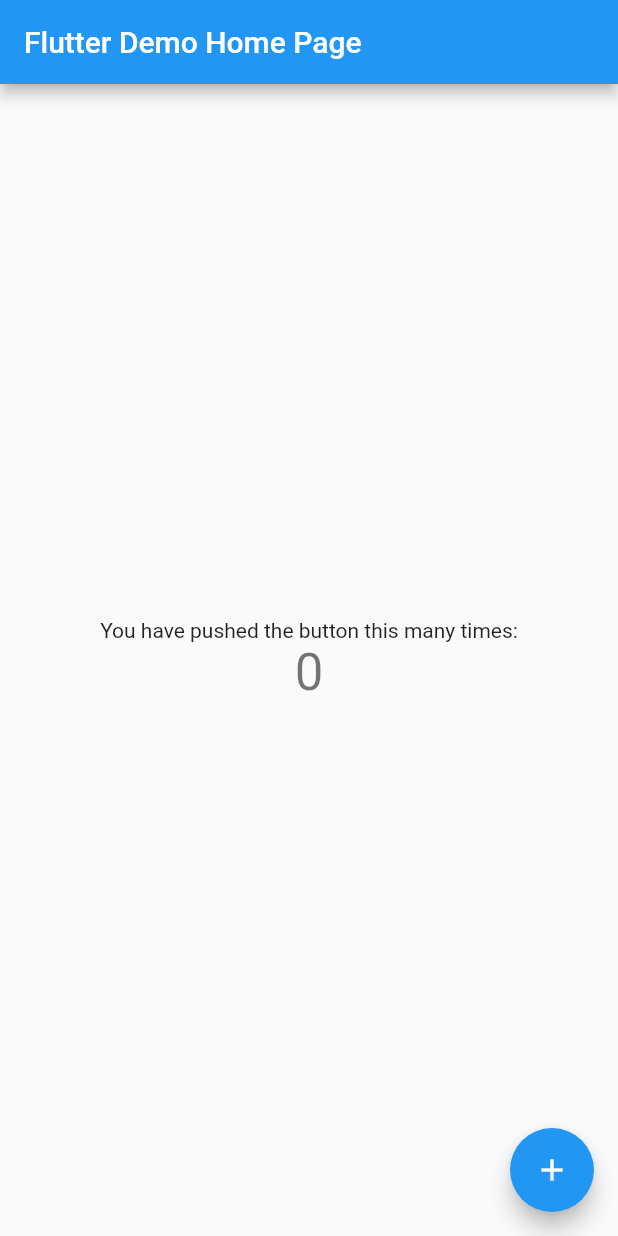
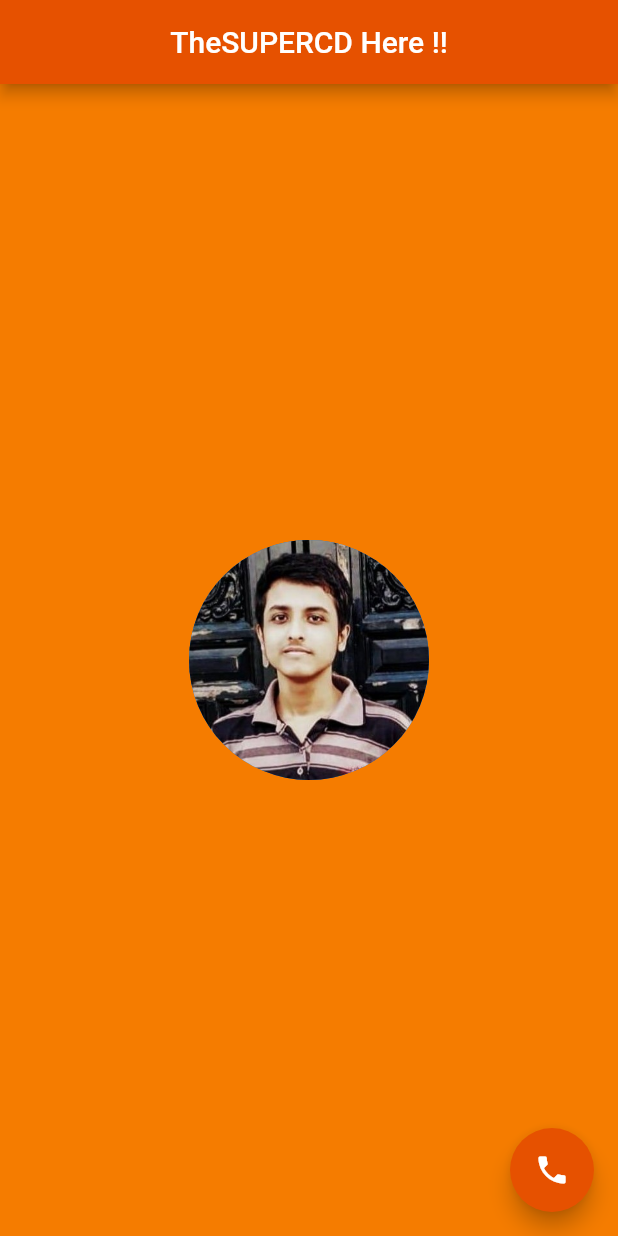
Before and after one commit to TheSUPERCD/the_supercd_app, a Flutter app: the screen it shows after launch, on a phone screen of 412 x 824 dp. Run offline on Flutter 3.47's test engine with Material 2 defaults, Android fonts, the phone set to English and light mode, and no system bars.

Commit message:
Initial Design

```diff
--- a/lib/main.dart
+++ b/lib/main.dart
@@ -1,113 +1,35 @@
+import 'package:flutter/cupertino.dart';
 import 'package:flutter/material.dart';
 
 void main() {
-  runApp(MyApp());
+  runApp(MaterialApp(
+    home: Home(),
+  ));
 }
 
-class MyApp extends StatelessWidget {
-  // This widget is the root of your application.
+class Home extends StatelessWidget {
   @override
   Widget build(BuildContext context) {
-    return MaterialApp(
-      title: 'Flutter Demo',
-      theme: ThemeData(
-        // This is the theme of your application.
-        //
-        // Try running your application with "flutter run". You'll see the
-        // application has a blue toolbar. Then, without quitting the app, try
-        // changing the primarySwatch below to Colors.green and then invoke
-        // "hot reload" (press "r" in the console where you ran "flutter run",
-        // or simply save your changes to "hot reload" in a Flutter IDE).
-        // Notice that the counter didn't reset back to zero; the application
-        // is not restarted.
-        primarySwatch: Colors.blue,
+    return Scaffold(
+      appBar: AppBar(
+        title: Text('TheSUPERCD Here !!'),
+        centerTitle: true,
+        backgroundColor: Colors.orange[900],
       ),
-      home: MyHomePage(title: 'Flutter Demo Home Page'),
+      body: Container(
+        color: Colors.orange[700],
+        child: Center(
+          child: CircleAvatar(
+            backgroundImage: AssetImage('assets/Chayan.jpg'),
+            radius: 80.0,
+          ),
+        ),
+      ),
+      floatingActionButton: FloatingActionButton(
+        onPressed: () {},
+        backgroundColor: Colors.orange[900],
+        child: Icon(Icons.phone),
+      ),
     );
   }
 }
-
-class MyHomePage extends StatefulWidget {
-  MyHomePage({Key? key, required this.title}) : super(key: key);
-
-  // This widget is the home page of your application. It is stateful, meaning
-  // that it has a State object (defined below) that contains fields that affect
-  // how it looks.
-
-  // This class is the configuration for the state. It holds the values (in this
-  // case the title) provided by the parent (in this case the App widget) and
-  // used by the build method of the State. Fields in a Widget subclass are
-  // always marked "final".
-
-  final String title;
-
-  @override
-  _MyHomePageState createState() => _MyHomePageState();
-}
-
-class _MyHomePageState extends State<MyHomePage> {
-  int _counter = 0;
-
-  void _incrementCounter() {
-    setState(() {
-      // This call to setState tells the Flutter framework that something has
-      // changed in this State, which causes it to rerun the build method below
-      // so that the display can reflect the updated values. If we changed
-      // _counter without calling setState(), then the build method would not be
-      // called again, and so nothing would appear to happen.
-      _counter++;
-    });
-  }
-
-  @override
-  Widget build(BuildContext context) {
-    // This method is rerun every time setState is called, for instance as done
-    // by the _incrementCounter method above.
-    //
-    // The Flutter framework has been optimized to make rerunning build methods
-    // fast, so that you can just rebuild anything that needs updating rather
-    // than having to individually change instances of widgets.
-    return Scaffold(
-      appBar: AppBar(
-        // Here we take the value from the MyHomePage object that was created by
-        // the App.build method, and use it to set our appbar title.
-        title: Text(widget.title),
-      ),
-      body: Center(
-        // Center is a layout widget. It takes a single child and positions it
-        // in the middle of the parent.
-        child: Column(
-          // Column is also a layout widget. It takes a list of children and
-          // arranges them vertically. By default, it sizes itself to fit its
-          // children horizontally, and tries to be as tall as its parent.
-          //
-          // Invoke "debug painting" (press "p" in the console, choose the
-          // "Toggle Debug Paint" action from the Flutter Inspector in Android
-          // Studio, or the "Toggle Debug Paint" command in Visual Studio Code)
-          // to see the wireframe for each widget.
-          //
-          // Column has various properties to control how it sizes itself and
-          // how it positions its children. Here we use mainAxisAlignment to
-          // center the children vertically; the main axis here is the vertical
-          // axis because Columns are vertical (the cross axis would be
-          // horizontal).
-          mainAxisAlignment: MainAxisAlignment.center,
-          children: <Widget>[
-            Text(
-              'You have pushed the button this many times:',
-            ),
-            Text(
-              '$_counter',
-              style: Theme.of(context).textTheme.headline4,
-            ),
-          ],
-        ),
-      ),
-      floatingActionButton: FloatingActionButton(
-        onPressed: _incrementCounter,
-        tooltip: 'Increment',
-        child: Icon(Icons.add),
-      ), // This trailing comma makes auto-formatting nicer for build methods.
-    );
-  }
-}
```
Also changed, not shown: pubspec.yaml (+6 -14 lines), assets/Chayan.jpg (added), assets/me.jpg (added).
